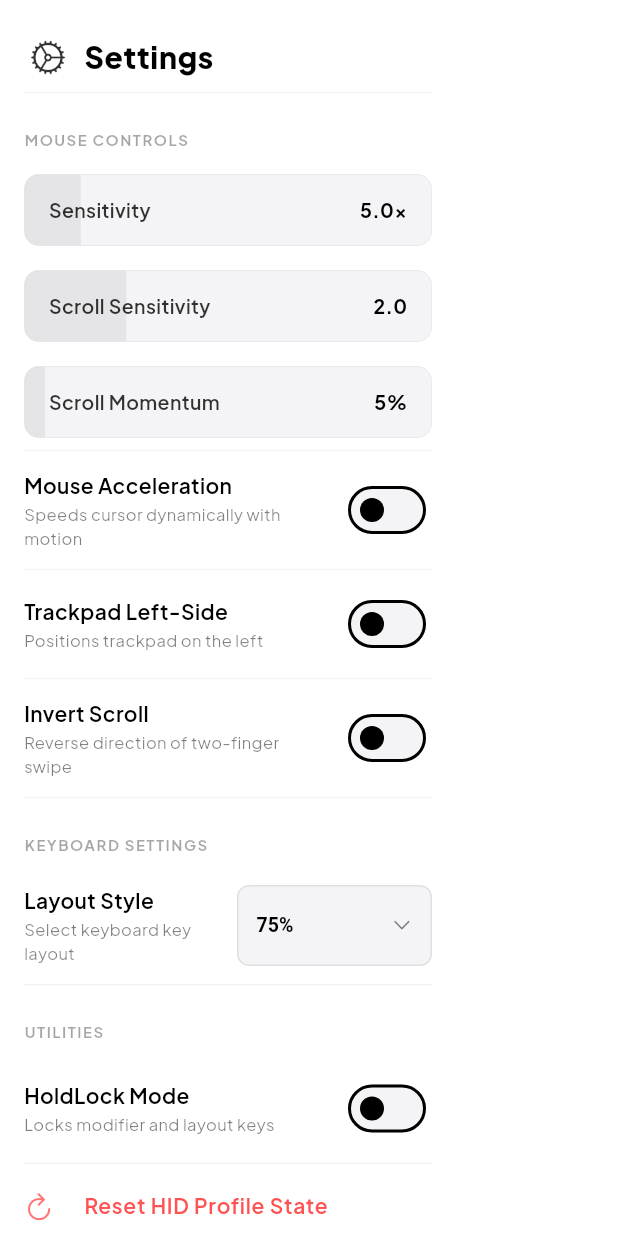
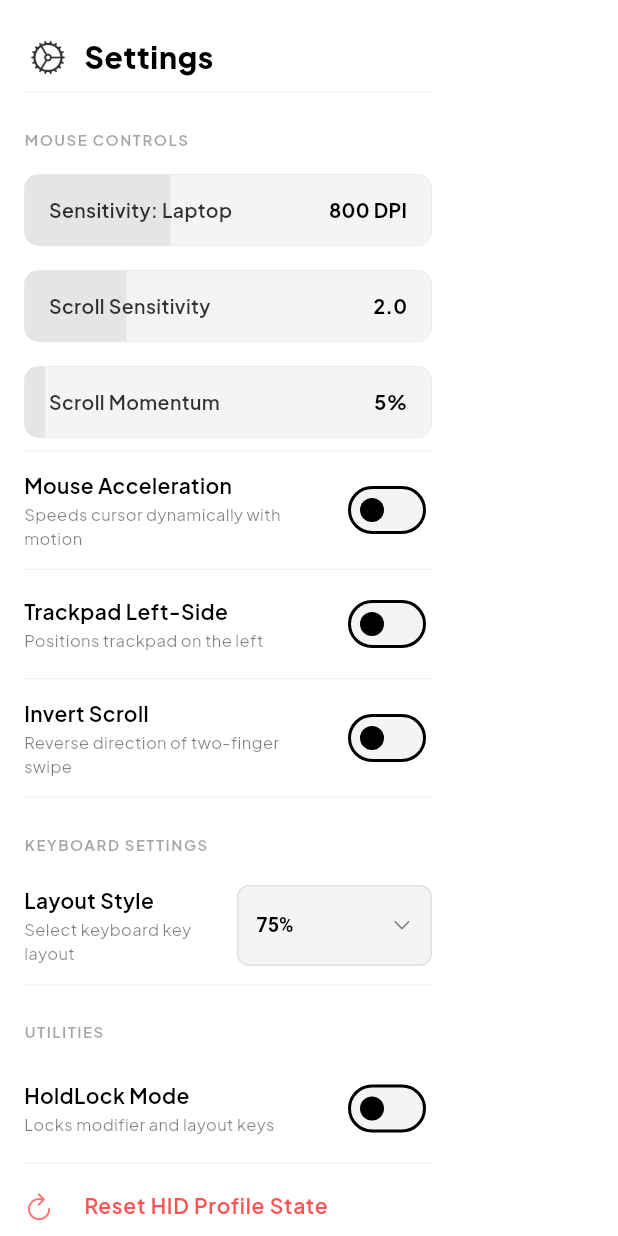
Before and after one commit to Poggecci/couchmouse, a Flutter app: the ControlDrawer widget shown alone on an empty page, opened directly with empty values, on a phone screen of 412 x 824 dp. Run offline on Flutter 3.47's test engine with Material 3 defaults, Android fonts, the phone set to English and light mode, and no system bars; our stand-ins replace flutter_riverpod, google_fonts, permission_handler, shared_preferences; accounts and stored records are empty.

Commit message:
feat: ground trackpad sensitivity settings in real-world DPI values

```diff
--- a/lib/widgets/control_drawer.dart
+++ b/lib/widgets/control_drawer.dart
@@ -1,3 +1,4 @@
+import 'dart:math' as math;
 import 'package:flutter/material.dart';
 import 'package:flutter/cupertino.dart';
 import 'package:flutter_riverpod/flutter_riverpod.dart';
@@ -129,16 +130,23 @@ class ControlDrawer extends ConsumerWidget {
                     horizontal: 16,
                     vertical: 8,
                   ),
-                  child: BlockSlider(
-                    value: settings.sensitivity,
-                    min: 1,
-                    max: 30,
-                    label: "Sensitivity",
-                    valueText: "${settings.sensitivity.toStringAsFixed(1)}x",
-                    onChanged: (val) {
-                      ref
-                          .read(settingsProvider.notifier)
-                          .updateSensitivity(val);
+                  child: Builder(
+                    builder: (context) {
+                      final double sensDpi = settings.sensitivity;
+                      final double sensSliderVal = _dpiToSlider(sensDpi);
+                      return BlockSlider(
+                        value: sensSliderVal,
+                        min: 0.0,
+                        max: 1.0,
+                        label: "Sensitivity: ${_getDpiLabel(sensDpi)}",
+                        valueText: "${sensDpi.toInt()} DPI",
+                        onChanged: (val) {
+                          final targetDpi = _sliderToDpi(val);
+                          ref
+                              .read(settingsProvider.notifier)
+                              .updateSensitivity(targetDpi);
+                        },
+                      );
                     },
                   ),
                 ),
@@ -530,3 +538,21 @@ class BlockSlider extends StatelessWidget {
     );
   }
 }
+
+double _dpiToSlider(double dpi) {
+  final double fraction = ((dpi - 200.0) / 7800.0).clamp(0.0, 1.0);
+  return math.pow(fraction, 1.0 / 2.5).toDouble();
+}
+
+double _sliderToDpi(double t) {
+  final double dpi = 200.0 + math.pow(t.clamp(0.0, 1.0), 2.5) * 7800.0;
+  return ((dpi / 50.0).round() * 50.0).toDouble();
+}
+
+String _getDpiLabel(double dpi) {
+  if (dpi < 600) return "Precision";
+  if (dpi < 1200) return "Laptop";
+  if (dpi < 2400) return "Desktop";
+  if (dpi < 4800) return "4K Monitor";
+  return "Couch TV";
+}
--- a/lib/widgets/trackpad.dart
+++ b/lib/widgets/trackpad.dart
@@ -60,8 +60,8 @@ class _TrackpadState extends State<Trackpad> {
               double rawDx = details.focalPointDelta.dx;
               double rawDy = details.focalPointDelta.dy;
 
-              double scaledDx = rawDx * widget.sensitivity;
-              double scaledDy = rawDy * widget.sensitivity;
+              double scaledDx = rawDx * (widget.sensitivity / 160.0);
+              double scaledDy = rawDy * (widget.sensitivity / 160.0);
 
               if (widget.mouseAcceleration) {
                 scaledDx = scaledDx * (1.0 + scaledDx.abs() * 0.05);
```
Also changed, not shown: lib/settings_providers.dart (+13 -3 lines).
